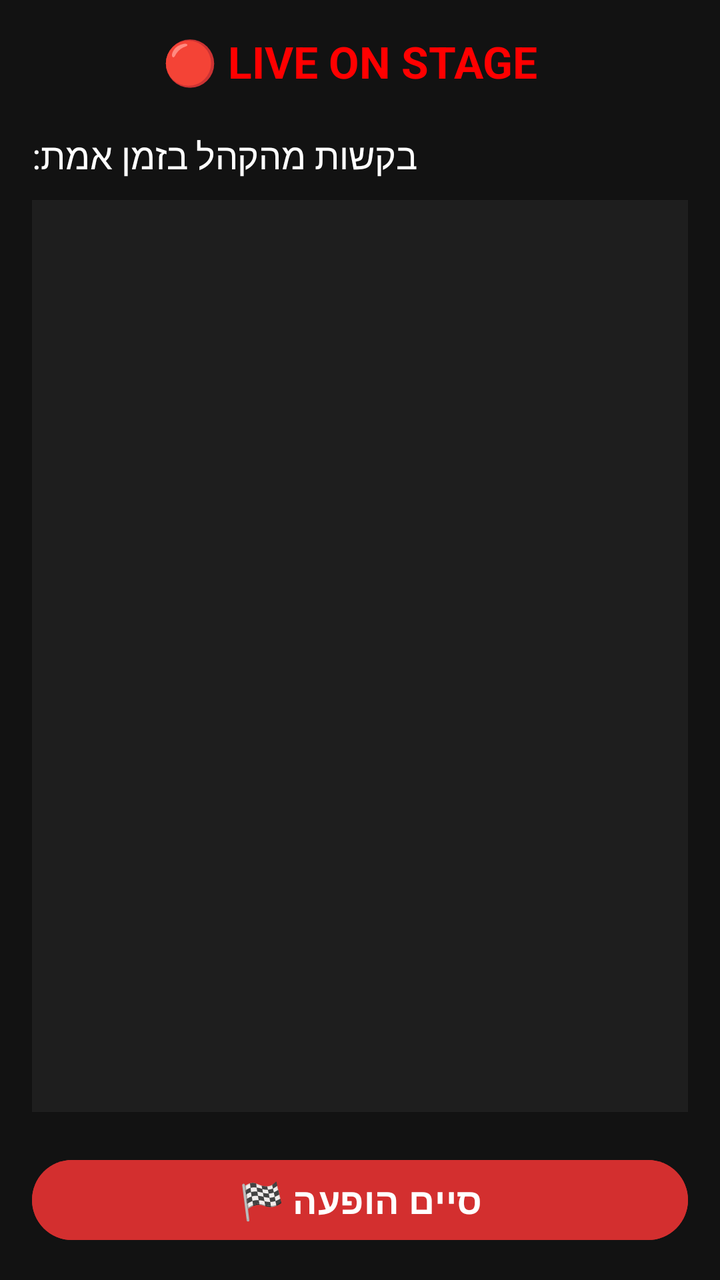
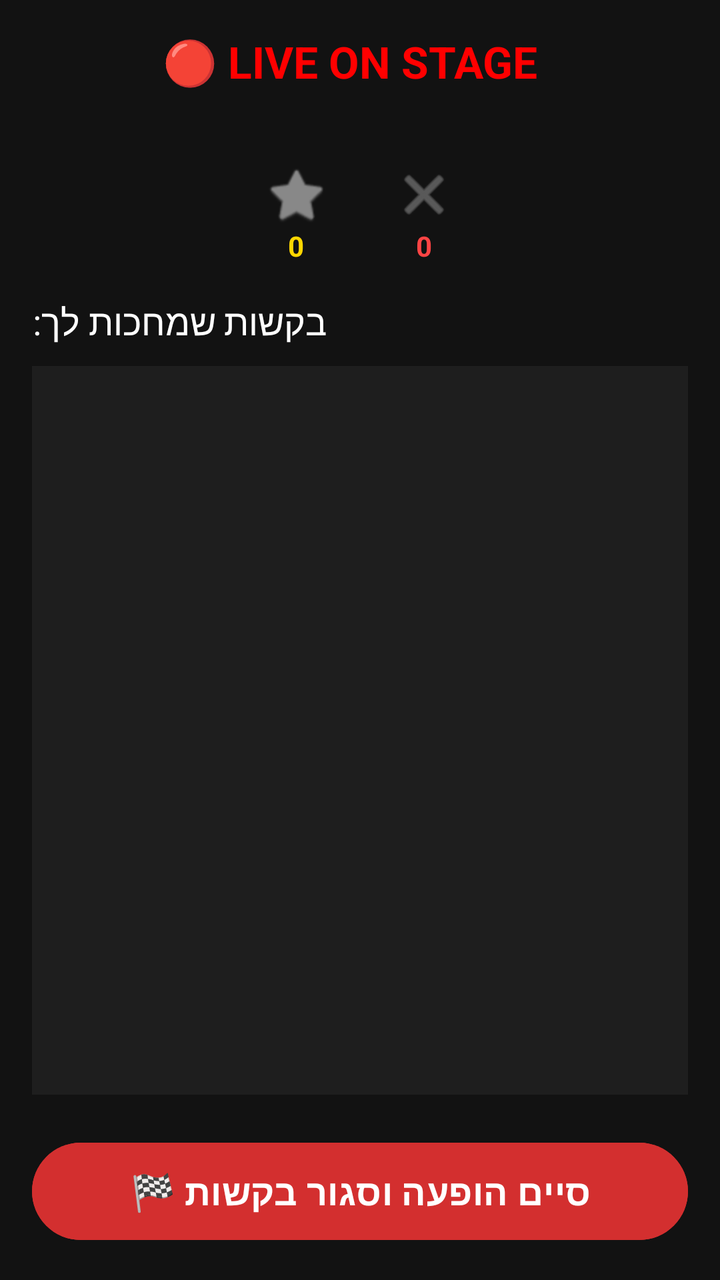

Screens rendered from an Android XML layout before and after an edit, with the pre-edit source and the edit as a unified diff.
<!-- AndroidManifest.xml: application theme Theme.MyApplication -->
<!-- res/layout/fragment_artist_live.xml -->
<?xml version="1.0" encoding="utf-8"?>
<LinearLayout xmlns:android="http://schemas.android.com/apk/res/android"
    android:layout_width="match_parent"
    android:layout_height="match_parent"
    android:orientation="vertical"
    android:background="#121212"
    android:padding="16dp">

    <LinearLayout
        android:layout_width="match_parent"
        android:layout_height="wrap_content"
        android:orientation="horizontal"
        android:gravity="center"
        android:layout_marginBottom="20dp">

        <TextView
            android:layout_width="wrap_content"
            android:layout_height="wrap_content"
            android:text="🔴 LIVE ON STAGE"
            android:textColor="#FF0000"
            android:textStyle="bold"
            android:textSize="22sp"
            android:layout_marginEnd="10dp"/>
    </LinearLayout>

    <TextView
        android:layout_width="wrap_content"
        android:layout_height="wrap_content"
        android:text="בקשות מהקהל בזמן אמת:"
        android:textColor="#FFFFFF"
        android:textSize="18sp"
        android:layout_marginBottom="10dp"/>

    <androidx.recyclerview.widget.RecyclerView
        android:id="@+id/rvLiveRequests"
        android:layout_width="match_parent"
        android:layout_height="0dp"
        android:layout_weight="1"
        android:background="#1E1E1E"
        android:scrollbars="vertical"/>

    <Button
        android:id="@+id/btnEndShow"
        android:layout_width="match_parent"
        android:layout_height="wrap_content"
        android:text="סיים הופעה 🏁"
        android:backgroundTint="#D32F2F"
        android:layout_marginTop="20dp"
        android:textSize="18sp"
        android:textStyle="bold"/>

</LinearLayout>
<!-- resources referenced by this layout -->
<resources>
  <style name="Theme.MyApplication" parent="Base.Theme.MyApplication" />
  <style name="Base.Theme.MyApplication" parent="Theme.Material3.DayNight.NoActionBar">
          
          
      </style>
</resources>

<!-- the commit's change to res/layout/fragment_artist_live.xml (unified diff, before → after) -->
@@ -2,11 +2,13 @@
 <LinearLayout xmlns:android="http://schemas.android.com/apk/res/android"
     android:layout_width="match_parent"
     android:layout_height="match_parent"
+    xmlns:app="http://schemas.android.com/apk/res-auto"
     android:orientation="vertical"
     android:background="#121212"
     android:padding="16dp">
 
     <LinearLayout
+        android:id="@+id/tvLiveStatusHeader"
         android:layout_width="match_parent"
         android:layout_height="wrap_content"
         android:orientation="horizontal"
@@ -23,30 +25,102 @@
             android:layout_marginEnd="10dp"/>
     </LinearLayout>
 
+    <LinearLayout
+        android:layout_width="match_parent"
+        android:layout_height="wrap_content"
+        android:orientation="horizontal"
+        android:gravity="center"
+        android:padding="16dp">
+
+        <LinearLayout
+            android:id="@+id/layoutArtLike"
+            android:layout_width="wrap_content"
+            android:layout_height="wrap_content"
+            android:orientation="vertical"
+            android:gravity="center"
+            android:layout_marginEnd="32dp"
+            android:clickable="true"
+            android:focusable="true">
+            <ImageView
+                android:id="@+id/imgArtLike"
+                android:layout_width="32dp"
+                android:layout_height="32dp"
+                android:src="@android:drawable/btn_star_big_off"
+                app:tint="#888888"/>
+            <TextView
+                android:id="@+id/tvArtLikeCount"
+                android:layout_width="wrap_content"
+                android:layout_height="wrap_content"
+                android:text="0"
+                android:textColor="#FFD700"
+                android:textStyle="bold"/>
+        </LinearLayout>
+
+        <LinearLayout
+            android:id="@+id/layoutArtDislike"
+            android:layout_width="wrap_content"
+            android:layout_height="wrap_content"
+            android:orientation="vertical"
+            android:gravity="center"
+            android:clickable="true"
+            android:focusable="true">
+            <ImageView
+                android:id="@+id/imgArtDislike"
+                android:layout_width="32dp"
+                android:layout_height="32dp"
+                android:src="@android:drawable/ic_menu_close_clear_cancel"
+                app:tint="#888888"/>
+            <TextView
+                android:id="@+id/tvArtDislikeCount"
+                android:layout_width="wrap_content"
+                android:layout_height="wrap_content"
+                android:text="0"
+                android:textColor="#FF4444"
+                android:textStyle="bold"/>
+        </LinearLayout>
+
+    </LinearLayout>
+
     <TextView
         android:layout_width="wrap_content"
         android:layout_height="wrap_content"
-        android:text="בקשות מהקהל בזמן אמת:"
+        android:text="בקשות שמחכות לך:"
         android:textColor="#FFFFFF"
         android:textSize="18sp"
         android:layout_marginBottom="10dp"/>
 
-    <androidx.recyclerview.widget.RecyclerView
-        android:id="@+id/rvLiveRequests"
+    <FrameLayout
         android:layout_width="match_parent"
         android:layout_height="0dp"
-        android:layout_weight="1"
-        android:background="#1E1E1E"
-        android:scrollbars="vertical"/>
+        android:layout_weight="1">
+
+        <androidx.recyclerview.widget.RecyclerView
+            android:id="@+id/rvLiveRequests"
+            android:layout_width="match_parent"
+            android:layout_height="match_parent"
+            android:background="#1E1E1E"
+            android:scrollbars="vertical"/>
+
+        <TextView
+            android:id="@+id/tvNoRequests"
+            android:layout_width="wrap_content"
+            android:layout_height="wrap_content"
+            android:layout_gravity="center"
+            android:text="עוד אין בקשות... תן להם בראש! 🎤"
+            android:textColor="#888888"
+            android:textSize="16sp"
+            android:visibility="gone"/>
+    </FrameLayout>
 
     <Button
         android:id="@+id/btnEndShow"
         android:layout_width="match_parent"
         android:layout_height="wrap_content"
-        android:text="סיים הופעה 🏁"
+        android:text="סיים הופעה וסגור בקשות 🏁"
         android:backgroundTint="#D32F2F"
         android:layout_marginTop="20dp"
         android:textSize="18sp"
-        android:textStyle="bold"/>
+        android:textStyle="bold"
+        android:padding="12dp"/>
 
 </LinearLayout>
